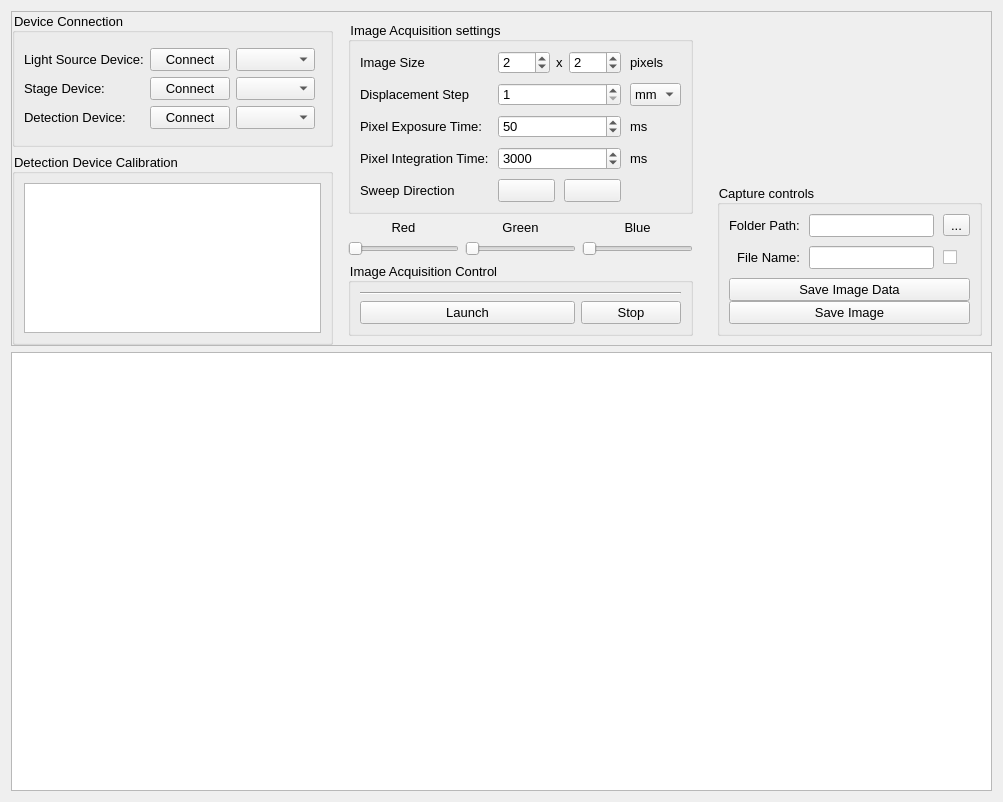
Before: the Qt Designer form gui/views/microRamanViewUi.ui in PyMarc2/OceanOpticsSpectroViewer, drawn with Qt 5.
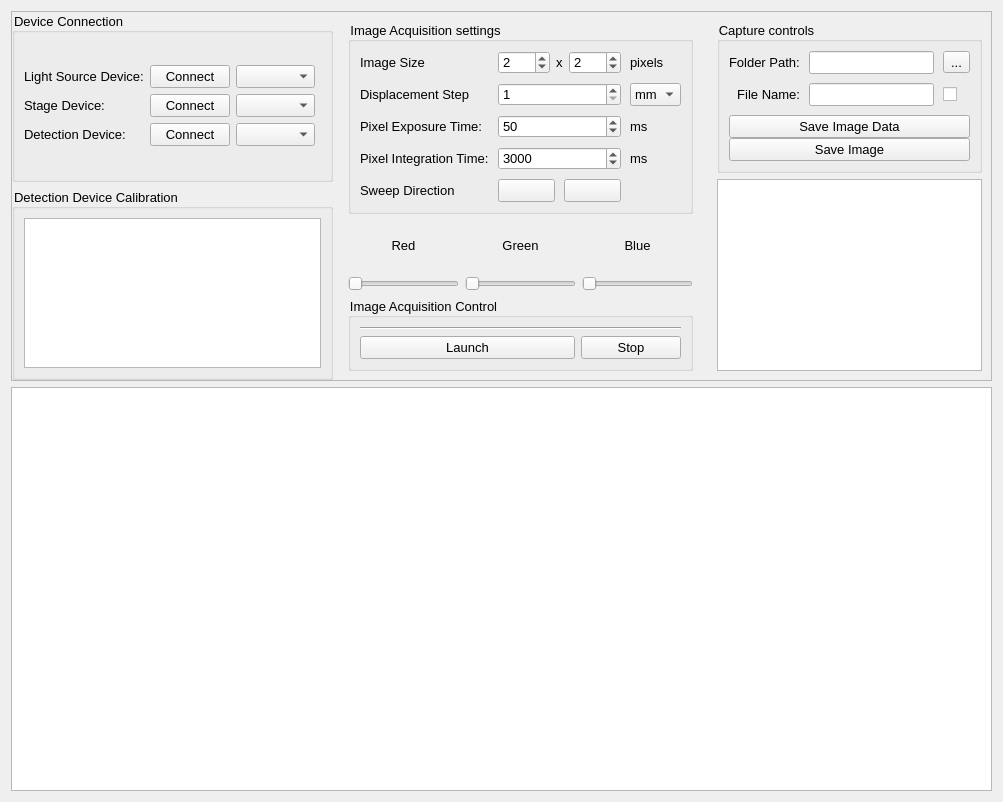
After: the same form once the commit is applied. Custom widgets are drawn as their Qt base class.

Commit message:
ViewSpectre work, and the dynamic show color too.
Add the new graph that show the spectrum of the selected pixel with the mouse tracking. solve the problem of white pixel (it was in black and white and solve the problem of dynamic update of the rgb values

Patch:
```diff
--- a/gui/views/microRamanViewUi.ui
+++ b/gui/views/microRamanViewUi.ui
@@ -853,18 +853,8 @@
            </layout>
           </widget>
          </item>
-         <item row="0" column="0">
-          <spacer name="verticalSpacer">
-           <property name="orientation">
-            <enum>Qt::Vertical</enum>
-           </property>
-           <property name="sizeHint" stdset="0">
-            <size>
-             <width>20</width>
-             <height>40</height>
-            </size>
-           </property>
-          </spacer>
+         <item row="2" column="0">
+          <widget class="GraphicsLayoutWidget" name="graph_spectre"/>
          </item>
         </layout>
        </widget>
```
Left out of the diff: 32 changed lines with no effect on the pictures. The commit also changes 1 other file.
